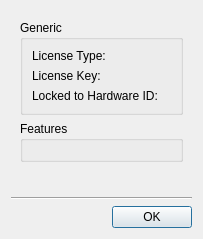
The window that client/nx_client_desktop/src/ui/dialogs/license_details_dialog.ui (networkoptix/nx_open) describes before a commit, drawn with Qt 5.
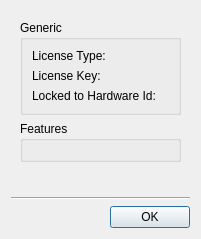
The same window after the commit.

Patch:
```diff
--- a/client/nx_client_desktop/src/ui/dialogs/license_details_dialog.ui
+++ b/client/nx_client_desktop/src/ui/dialogs/license_details_dialog.ui
@@ -74,7 +74,7 @@
            <item>
             <widget class="QLabel" name="label_6">
              <property name="text">
-              <string>Locked to Hardware ID:</string>
+              <string>Locked to Hardware Id:</string>
              </property>
             </widget>
            </item>
```
